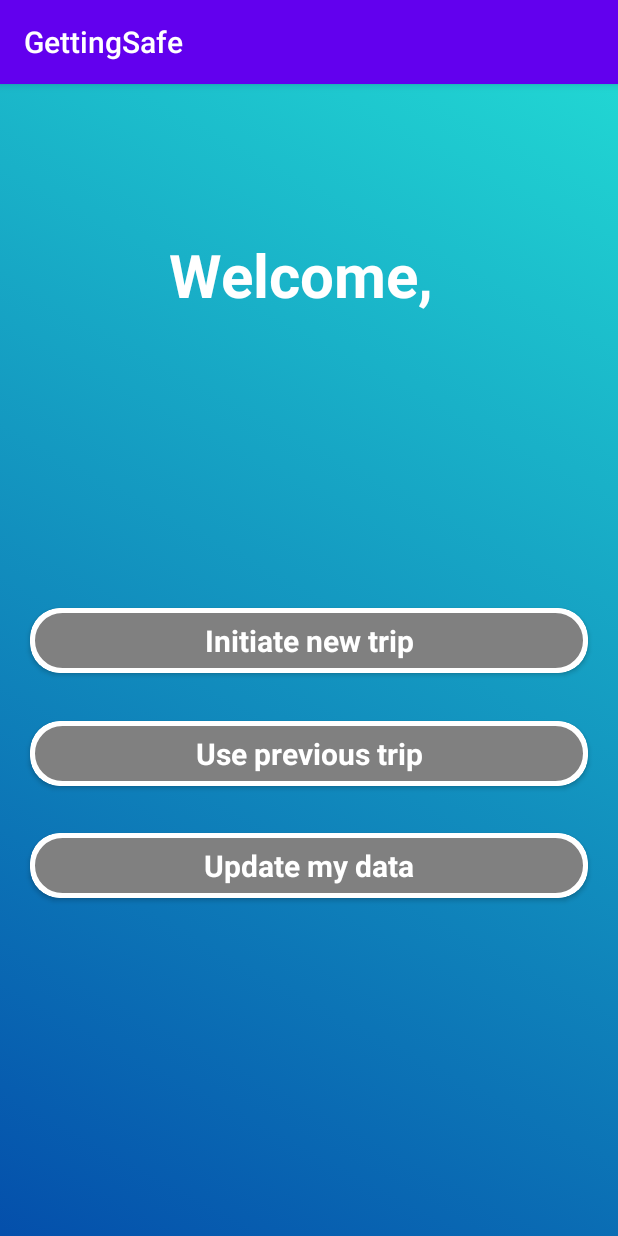
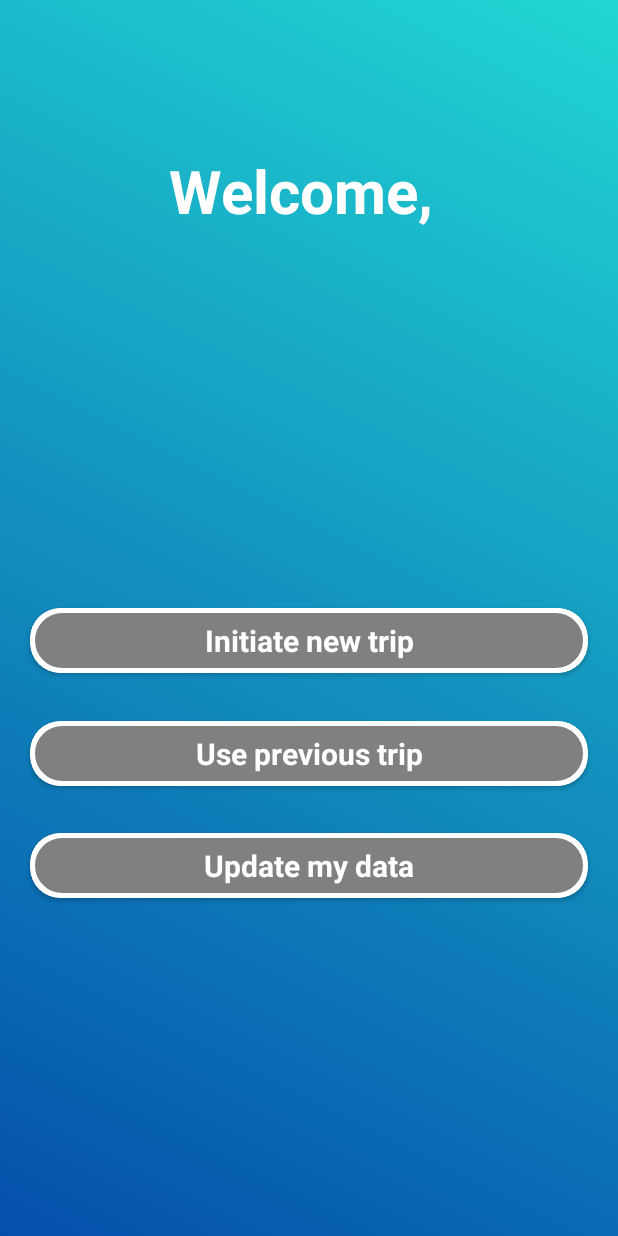
Before and after one commit to danllopis/GettingSafe, an Android app: the screen it shows after launch (MainActivity), on a phone screen of 412 x 824 dp. Run offline under Robolectric (Android 15) with nearby library versions, the phone set to English and light mode, and no system bars.

Commit message:
some navegability

```diff
--- a/app/src/main/java/com/dllopis/gettingsafe/activities/InitActivity.java
+++ b/app/src/main/java/com/dllopis/gettingsafe/activities/InitActivity.java
@@ -1,5 +1,4 @@
 package com.dllopis.gettingsafe.activities;
-
 import androidx.appcompat.app.AppCompatActivity;
 
 import android.content.Intent;
@@ -13,7 +12,7 @@ public class InitActivity extends AppCompatActivity {
     @Override
     protected void onCreate(final Bundle savedInstanceState) {
         super.onCreate(savedInstanceState);
-        setContentView(R.layout.activity_main);
+        setContentView(R.layout.activity_init);
 
         // La aplicación muestra la ventana de inicio y espera dos segundos para enviarte a la siguiente ventana.
         new Handler().postDelayed(new Runnable() {
@@ -23,7 +22,7 @@ public class InitActivity extends AppCompatActivity {
                     Intent main = new Intent(getApplicationContext(), MainActivity.class);
                     startActivity(main);
                     finish();
-                //Al no haber datos de usuario y ser la primera vez que entra se dirige a la ventana de datos para poder usar la aplicación.
+                    //Al no haber datos de usuario y ser la primera vez que entra se dirige a la ventana de datos para poder usar la aplicación.
                 } else {
                     Intent userData = new Intent(getApplicationContext(), UserDataActivity.class);
                     startActivity(userData);
--- a/app/src/main/java/com/dllopis/gettingsafe/activities/MainActivity.java
+++ b/app/src/main/java/com/dllopis/gettingsafe/activities/MainActivity.java
@@ -1,9 +1,12 @@
 package com.dllopis.gettingsafe.activities;
 
 import androidx.appcompat.app.AppCompatActivity;
+import androidx.cardview.widget.CardView;
 
+import android.content.Intent;
 import android.os.Bundle;
 import android.os.Handler;
+import android.view.View;
 import android.widget.Toast;
 
 import com.dllopis.gettingsafe.R;
@@ -11,11 +14,21 @@ import com.dllopis.gettingsafe.R;
 public class MainActivity extends AppCompatActivity {
 
     private boolean doubleBackToExitPressedOnce = false;
+    private CardView initTripButton, lastsTripButtons, updateDataButton;
 
     @Override
     protected void onCreate(Bundle savedInstanceState) {
         super.onCreate(savedInstanceState);
         setContentView(R.layout.activity_main);
+
+        updateDataButton = findViewById(R.id.updateUserInfo);
+
+        updateDataButton.setOnClickListener(new View.OnClickListener() {
+            @Override
+            public void onClick(View v) {
+                startActivity(new Intent(getApplicationContext(), UserDataActivity.class));
+            }
+        });
     }
 
     @Override
--- a/app/src/main/res/values/styles.xml
+++ b/app/src/main/res/values/styles.xml
@@ -7,4 +7,9 @@
         <item name="colorAccent">@color/colorAccent</item>
     </style>
 
+    <style name="AppTheme.NoActionBar">
+        <item name="windowActionBar">false</item>
+        <item name="windowNoTitle">true</item>
+    </style>
+
 </resources>
```
Also changed, not shown: app/src/main/AndroidManifest.xml (+13 -4 lines), app/src/main/res/layout/activity_init.xml (line endings or trailing spaces).
